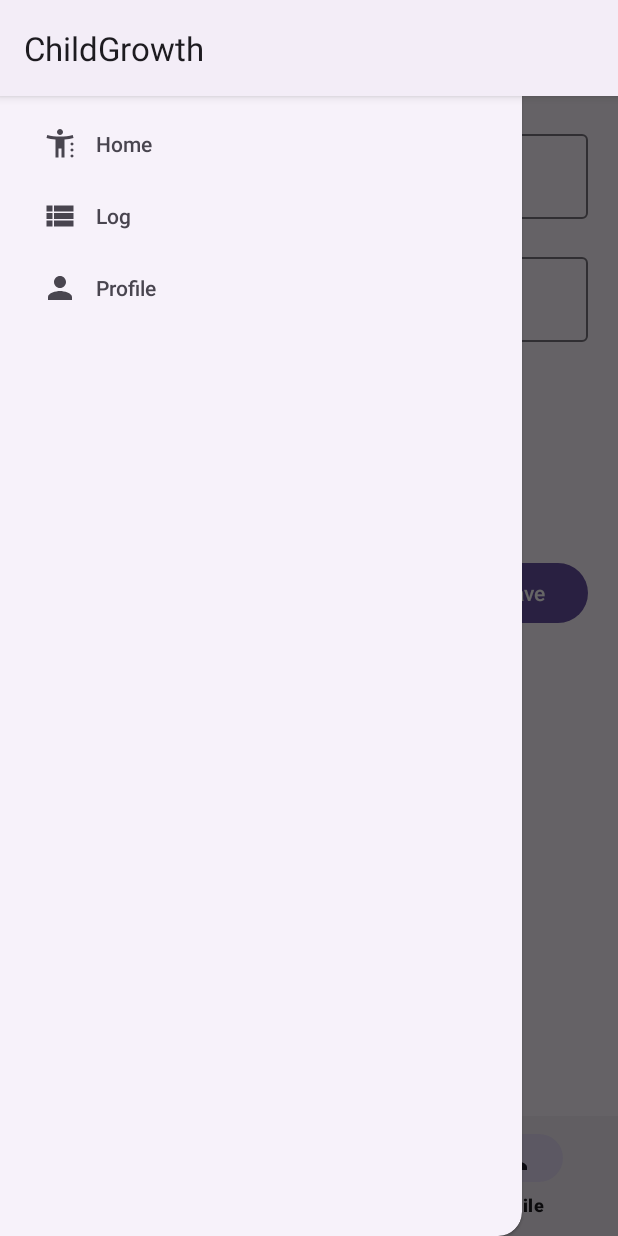
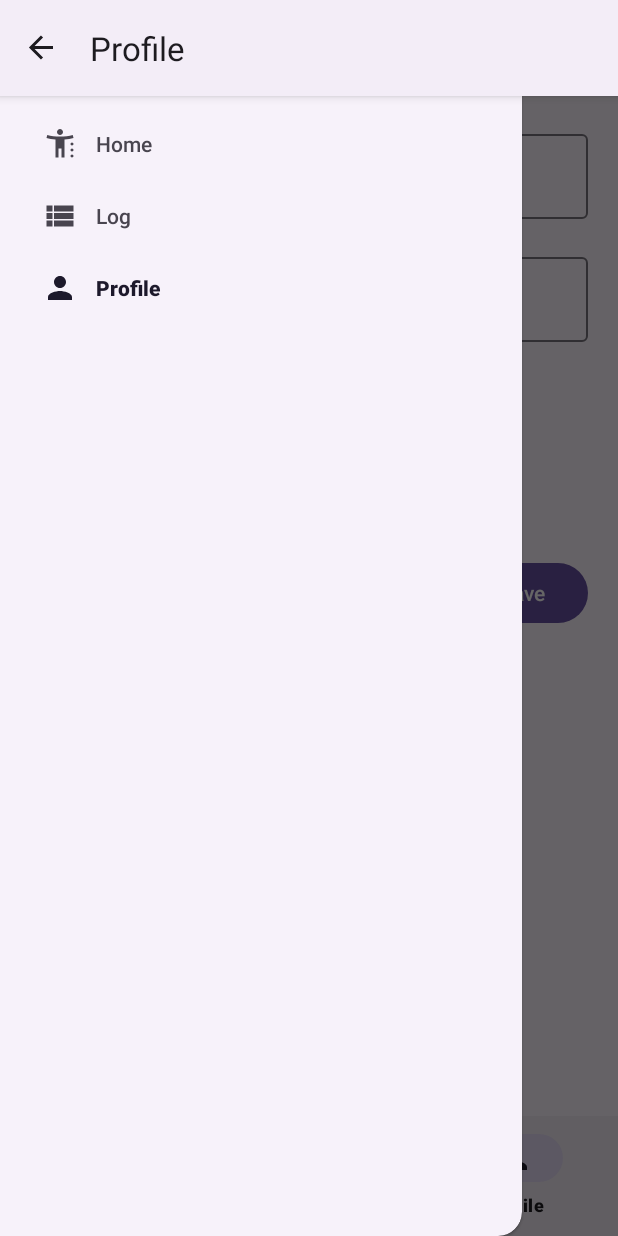
Before and after one commit to MatCliff/ChildGrowth, an Android app: the ProfileFragment screen opened through its navigation route, with the side drawer open, on a phone screen of 412 x 824 dp. Run offline under Robolectric (Android 15) with nearby library versions, the phone set to English and light mode, and no system bars; our stand-ins replace navigation-ui; Roboto replaces fonts that are not available here.

Commit message:
Main Activity Logic

```diff
--- a/app/src/main/java/com/ubaya/childgrowth/MainActivity.kt
+++ b/app/src/main/java/com/ubaya/childgrowth/MainActivity.kt
@@ -19,19 +19,17 @@ class MainActivity : AppCompatActivity() {
     override fun onCreate(savedInstanceState: Bundle?) {
         super.onCreate(savedInstanceState)
         binding = ActivityMainBinding.inflate(layoutInflater)
-        val view = binding.root
-        setContentView(view)
+        setContentView(binding.root)
 
         navController = (supportFragmentManager.findFragmentById(R.id.hostFragment) as NavHostFragment).navController
-//entah knp line 27 error
-//        NavigationUI.setupActionBarWithNavController(this,navController,binding.drawerLayout)
-//        NavigationUI.setupWithNavController(binding.navView, navController)
+        NavigationUI.setupActionBarWithNavController(this, navController, binding.drawerLayout)
+
+        NavigationUI.setupWithNavController(binding.navView, navController)
 
         binding.bottomNav.setupWithNavController(navController)
     }
 
     override fun onSupportNavigateUp(): Boolean {
-//        return NavigationUI.navigateUp(navController, binding.drawerLayout) || onSupportNavigateUp()
-        return onSupportNavigateUp()
+        return NavigationUI.navigateUp(navController, binding.drawerLayout) || super.onSupportNavigateUp()
     }
 }
--- a/app/src/main/java/com/ubaya/childgrowth/MeasureFragment.kt
+++ b/app/src/main/java/com/ubaya/childgrowth/MeasureFragment.kt
@@ -10,10 +10,8 @@ import com.ubaya.childgrowth.databinding.FragmentMeasureBinding
 
 class MeasureFragment : Fragment() {
     private lateinit var binding: FragmentMeasureBinding
-    override fun onCreateView(
-        inflater: LayoutInflater, container: ViewGroup?,
-        savedInstanceState: Bundle?
-    ): View? {
+
+    override fun onCreateView(inflater: LayoutInflater, container: ViewGroup?, savedInstanceState: Bundle?): View? {
         binding = FragmentMeasureBinding.inflate(inflater,container,false)
         // Inflate the layout for this fragment
         return binding.root
--- a/app/src/main/java/com/ubaya/childgrowth/ProfileFragment.kt
+++ b/app/src/main/java/com/ubaya/childgrowth/ProfileFragment.kt
@@ -10,11 +10,8 @@ import com.ubaya.childgrowth.databinding.FragmentProfileBinding
 
 class ProfileFragment : Fragment() {
     private lateinit var binding: FragmentProfileBinding
-    override fun onCreateView(
-        inflater: LayoutInflater, container: ViewGroup?,
-        savedInstanceState: Bundle?
-    ): View? {
-        // Inflate the layout for this fragment
+
+    override fun onCreateView(inflater: LayoutInflater, container: ViewGroup?, savedInstanceState: Bundle?): View? {
         binding = FragmentProfileBinding.inflate(inflater,container,false)
         return binding.root
     }
--- a/app/src/main/res/layout/activity_main.xml
+++ b/app/src/main/res/layout/activity_main.xml
@@ -1,12 +1,12 @@
 <?xml version="1.0" encoding="utf-8"?>
-<androidx.drawerlayout.widget.DrawerLayout
-    xmlns:android="http://schemas.android.com/apk/res/android"
+<androidx.drawerlayout.widget.DrawerLayout xmlns:android="http://schemas.android.com/apk/res/android"
     xmlns:app="http://schemas.android.com/apk/res-auto"
     xmlns:tools="http://schemas.android.com/tools"
     android:id="@+id/drawerLayout"
     android:layout_width="match_parent"
     android:layout_height="match_parent"
-    android:fitsSystemWindows="true">
+    android:fitsSystemWindows="true"
+    tools:context=".MainActivity">
 
     <androidx.constraintlayout.widget.ConstraintLayout
         android:id="@+id/main"
@@ -38,5 +38,6 @@
         android:layout_width="wrap_content"
         android:layout_height="match_parent"
         android:layout_gravity="start"
+        android:fitsSystemWindows="true"
         app:menu="@menu/bottom_menu" />
 </androidx.drawerlayout.widget.DrawerLayout>
--- a/app/src/main/res/navigation/growth_navigation.xml
+++ b/app/src/main/res/navigation/growth_navigation.xml
@@ -8,16 +8,16 @@
     <fragment
         android:id="@+id/itemData"
         android:name="com.ubaya.childgrowth.DataFragment"
-        android:label="fragment_data"
+        android:label="Log"
         tools:layout="@layout/fragment_data" />
     <fragment
         android:id="@+id/itemMeasure"
         android:name="com.ubaya.childgrowth.MeasureFragment"
-        android:label="fragment_measure"
+        android:label="Measure"
         tools:layout="@layout/fragment_measure" />
     <fragment
         android:id="@+id/itemProfile"
         android:name="com.ubaya.childgrowth.ProfileFragment"
-        android:label="fragment_profile"
+        android:label="Profile"
         tools:layout="@layout/fragment_profile" />
 </navigation>
```
